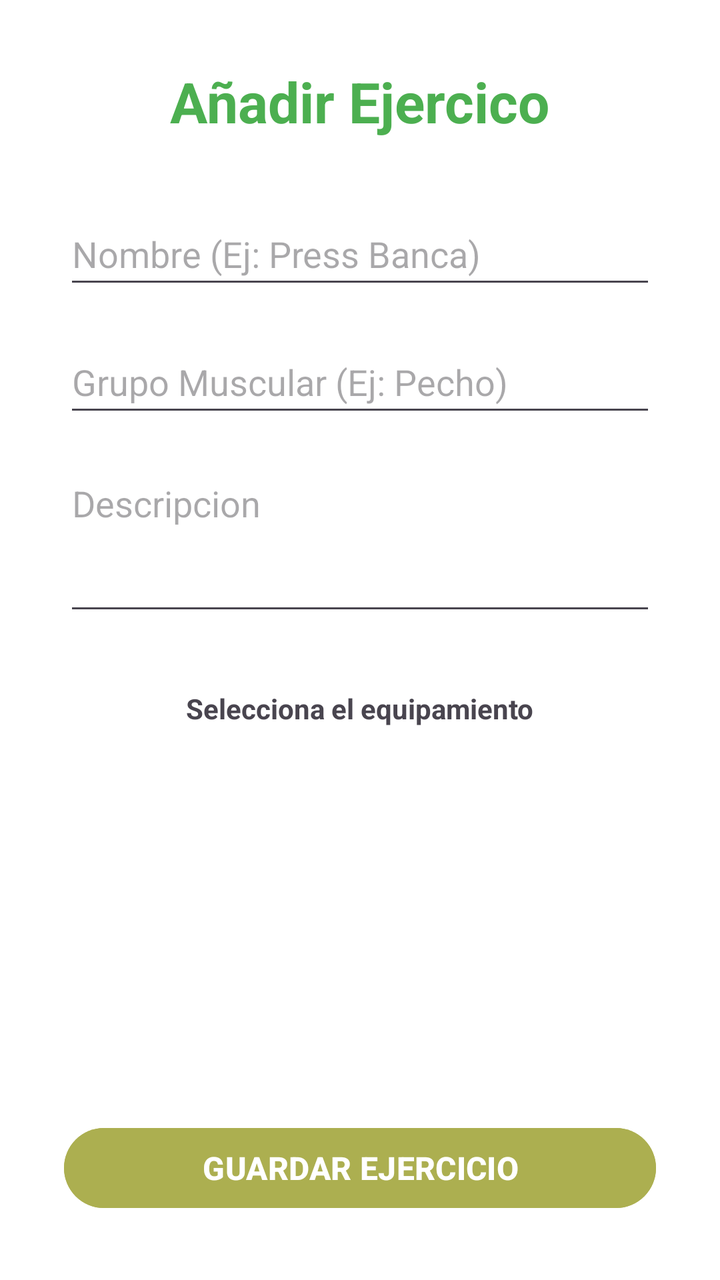
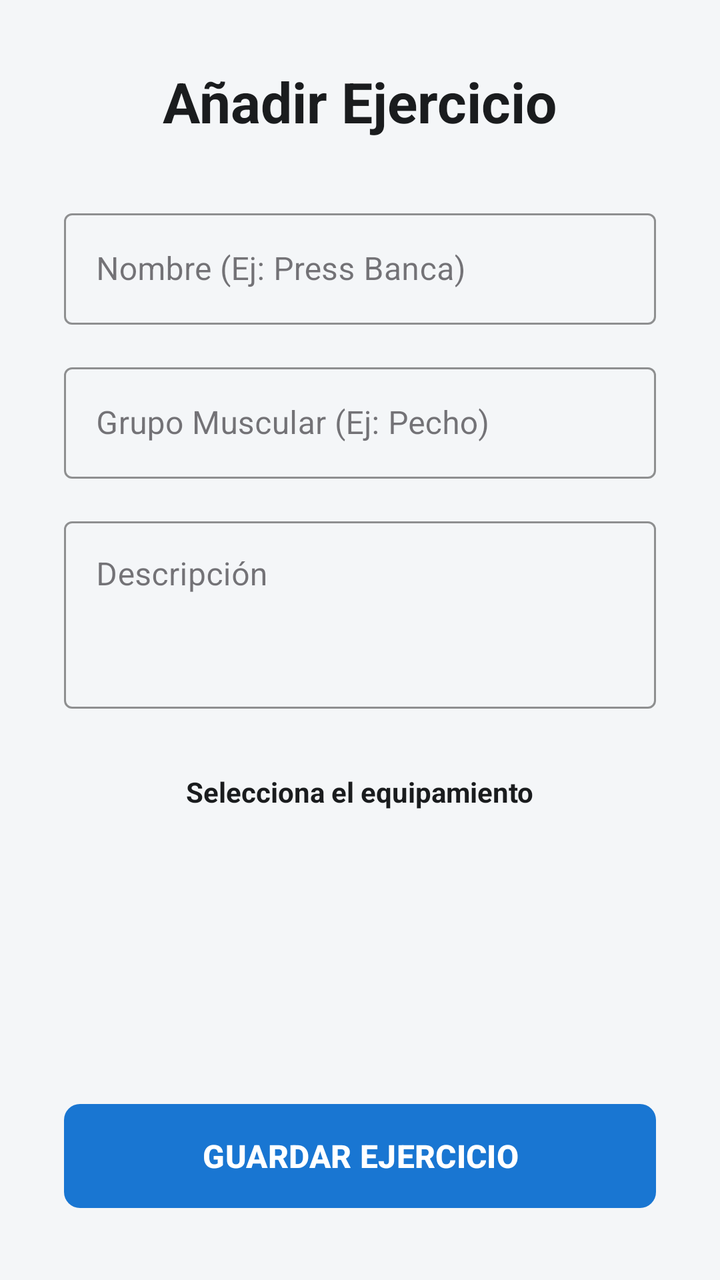

Screens rendered from an Android XML layout before and after an edit, with the pre-edit source and the edit as a unified diff.
<!-- AndroidManifest.xml: application theme Theme.Aplicacion -->
<!-- res/layout/activity_crear_ejercicio.xml -->
<?xml version="1.0" encoding="utf-8"?>
<LinearLayout xmlns:android="http://schemas.android.com/apk/res/android"
    android:layout_width="match_parent"
    android:layout_height="match_parent"
    android:orientation="vertical"
    android:gravity="center_horizontal"
    android:background="#FFFFFF"
    android:padding="32dp">

    <TextView
        android:layout_width="wrap_content"
        android:layout_height="wrap_content"
        android:text="Añadir Ejercico"
        android:textSize="28sp"
        android:textStyle="bold"
        android:textColor="#4CAF50"
        android:layout_marginBottom="32dp"/>

    <EditText
        android:layout_width="match_parent"
        android:layout_height="wrap_content"
        android:id="@+id/etNombreEjercicio"
        android:hint="Nombre (Ej: Press Banca)"
        android:inputType="text"
        android:minHeight="48dp"
        android:layout_marginBottom="16dp"/>

    <EditText
        android:layout_width="match_parent"
        android:layout_height="wrap_content"
        android:id="@+id/etGurpoMuscular"
        android:hint="Grupo Muscular (Ej: Pecho)"
        android:inputType="text"
        android:minHeight="48dp"
        android:layout_marginBottom="16dp"/>

    <EditText
        android:layout_width="match_parent"
        android:layout_height="wrap_content"
        android:id="@+id/etDescripcion"
        android:inputType="textMultiLine"
        android:hint="Descripcion"
        android:lines="3"
        android:gravity="top|start"
        android:minHeight="48dp"
        android:layout_marginBottom="32dp"/>

    <TextView
        android:layout_width="wrap_content"
        android:layout_height="wrap_content"
        android:text="Selecciona el equipamiento"
        android:textStyle="bold"
        android:layout_marginBottom="8dp"/>

    <ListView
        android:id="@+id/lvEquipamiento"
        android:layout_width="match_parent"
        android:layout_height="wrap_content"
        android:layout_marginBottom="16dp"
        android:layout_weight="1"
        android:choiceMode="multipleChoice" />



    <Button
        android:layout_width="match_parent"
        android:layout_height="wrap_content"
        android:id="@+id/btnGuardarEjercicios"
        android:text="GUARDAR EJERCICIO"
        android:textSize="16sp"
        android:textStyle="bold"
        android:backgroundTint="#ACAF50"/>



</LinearLayout>
<!-- resources referenced by this layout -->
<resources>
  <style name="Theme.Aplicacion" parent="Base.Theme.Aplicacion" />
  <style name="Base.Theme.Aplicacion" parent="Theme.Material3.DayNight.NoActionBar">
          
          
      </style>
</resources>

<!-- the commit's change to res/layout/activity_crear_ejercicio.xml (unified diff, before → after) -->
@@ -1,76 +1,105 @@
-<?xml version="1.0" encoding="utf-8"?>
+<?xml version="1.0" encoding="UTF-8" ?>
 <LinearLayout xmlns:android="http://schemas.android.com/apk/res/android"
+    xmlns:app="http://schemas.android.com/apk/res-auto"
     android:layout_width="match_parent"
     android:layout_height="match_parent"
     android:orientation="vertical"
     android:gravity="center_horizontal"
-    android:background="#FFFFFF"
+    android:background="@color/backgroundColor"
     android:padding="32dp">
 
     <TextView
         android:layout_width="wrap_content"
         android:layout_height="wrap_content"
-        android:text="Añadir Ejercico"
+        android:text="Añadir Ejercicio"
         android:textSize="28sp"
         android:textStyle="bold"
-        android:textColor="#4CAF50"
+        android:textColor="@color/textColorPrimary"
         android:layout_marginBottom="32dp"/>
 
-    <EditText
+    
+    <com.google.android.material.textfield.TextInputLayout
         android:layout_width="match_parent"
         android:layout_height="wrap_content"
-        android:id="@+id/etNombreEjercicio"
+        style="@style/Widget.MaterialComponents.TextInputLayout.OutlinedBox"
         android:hint="Nombre (Ej: Press Banca)"
-        android:inputType="text"
-        android:minHeight="48dp"
-        android:layout_marginBottom="16dp"/>
+        app:boxStrokeColor="@color/primaryColor"
+        app:hintTextColor="@color/primaryColor"
+        android:layout_marginBottom="16dp">
 
-    <EditText
+        <com.google.android.material.textfield.TextInputEditText
+            android:layout_width="match_parent"
+            android:layout_height="wrap_content"
+            android:id="@+id/etNombreEjercicio"
+            android:textColor="@color/textColorPrimary"
+            android:inputType="text"/>
+    </com.google.android.material.textfield.TextInputLayout>
+
+    
+    <com.google.android.material.textfield.TextInputLayout
         android:layout_width="match_parent"
         android:layout_height="wrap_content"
-        android:id="@+id/etGurpoMuscular"
+        style="@style/Widget.MaterialComponents.TextInputLayout.OutlinedBox"
         android:hint="Grupo Muscular (Ej: Pecho)"
-        android:inputType="text"
-        android:minHeight="48dp"
-        android:layout_marginBottom="16dp"/>
+        app:boxStrokeColor="@color/primaryColor"
+        app:hintTextColor="@color/primaryColor"
+        android:layout_marginBottom="16dp">
 
-    <EditText
+        <com.google.android.material.textfield.TextInputEditText
+            android:layout_width="match_parent"
+            android:layout_height="wrap_content"
+            android:id="@+id/etGrupoMuscular"
+            android:textColor="@color/textColorPrimary"
+            android:inputType="text"/>
+    </com.google.android.material.textfield.TextInputLayout>
+
+    
+    <com.google.android.material.textfield.TextInputLayout
         android:layout_width="match_parent"
         android:layout_height="wrap_content"
-        android:id="@+id/etDescripcion"
-        android:inputType="textMultiLine"
-        android:hint="Descripcion"
-        android:lines="3"
-        android:gravity="top|start"
-        android:minHeight="48dp"
-        android:layout_marginBottom="32dp"/>
+        style="@style/Widget.MaterialComponents.TextInputLayout.OutlinedBox"
+        android:hint="Descripción"
+        app:boxStrokeColor="@color/primaryColor"
+        app:hintTextColor="@color/primaryColor"
+        android:layout_marginBottom="32dp">
 
+        <com.google.android.material.textfield.TextInputEditText
+            android:layout_width="match_parent"
+            android:layout_height="wrap_content"
+            android:id="@+id/etDescripcion"
+            android:textColor="@color/textColorPrimary"
+            android:inputType="textMultiLine"
+            android:gravity="top|start"
+            android:lines="3"/>
+    </com.google.android.material.textfield.TextInputLayout>
+
+    
     <TextView
         android:layout_width="wrap_content"
         android:layout_height="wrap_content"
         android:text="Selecciona el equipamiento"
+        android:textColor="@color/textColorPrimary"
         android:textStyle="bold"
         android:layout_marginBottom="8dp"/>
 
+    
     <ListView
-        android:id="@+id/lvEquipamiento"
         android:layout_width="match_parent"
         android:layout_height="wrap_content"
+        android:id="@+id/lvEquipamiento"
         android:layout_marginBottom="16dp"
         android:layout_weight="1"
-        android:choiceMode="multipleChoice" />
+        android:choiceMode="multipleChoice"/>
 
-
-
-    <Button
+    
+    <com.google.android.material.button.MaterialButton
         android:layout_width="match_parent"
-        android:layout_height="wrap_content"
+        android:layout_height="60dp"
         android:id="@+id/btnGuardarEjercicios"
         android:text="GUARDAR EJERCICIO"
         android:textSize="16sp"
         android:textStyle="bold"
-        android:backgroundTint="#ACAF50"/>
-
-
-
+        android:textColor="#FFFFFF"
+        app:backgroundTint="@color/primaryColor"
+        app:cornerRadius="8dp"/>
 </LinearLayout>
<!-- resource entries referenced after the edit -->
@@ -1,5 +1,8 @@
 <!-- resources referenced by this layout -->
 <resources>
+  <color name="backgroundColor">#F4F6F8</color>
+  <color name="primaryColor">#1976D2</color>
+  <color name="textColorPrimary">#1A1C1E</color>
   <style name="Theme.Aplicacion" parent="Base.Theme.Aplicacion" />
   <style name="Base.Theme.Aplicacion" parent="Theme.Material3.DayNight.NoActionBar">
           
